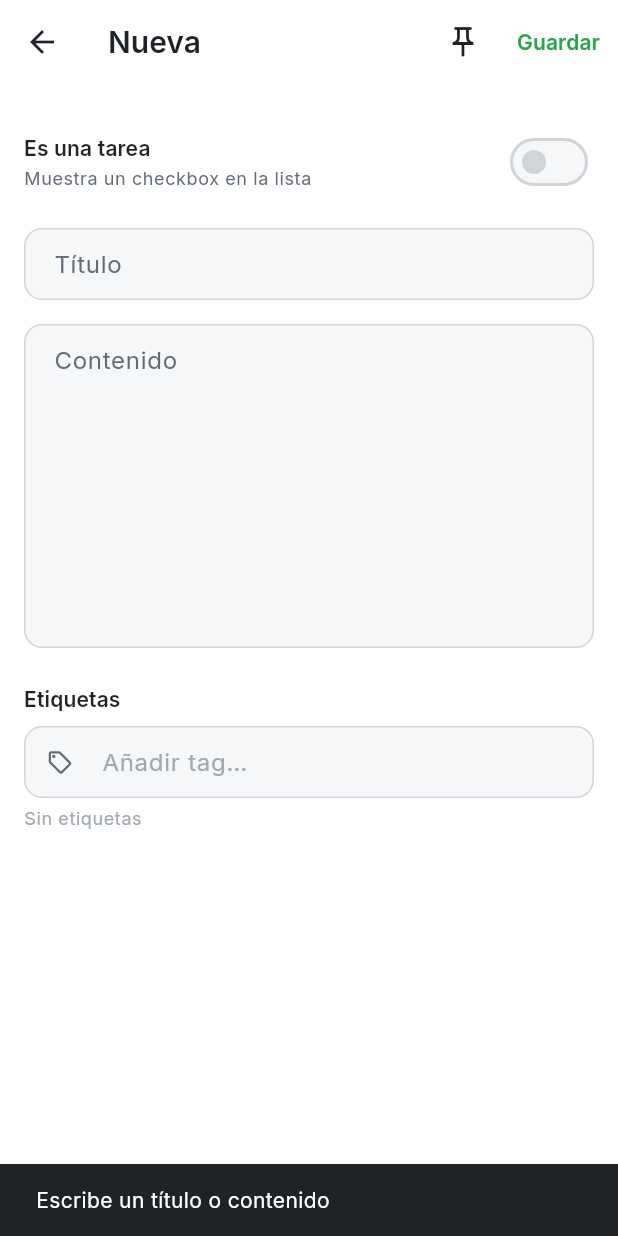
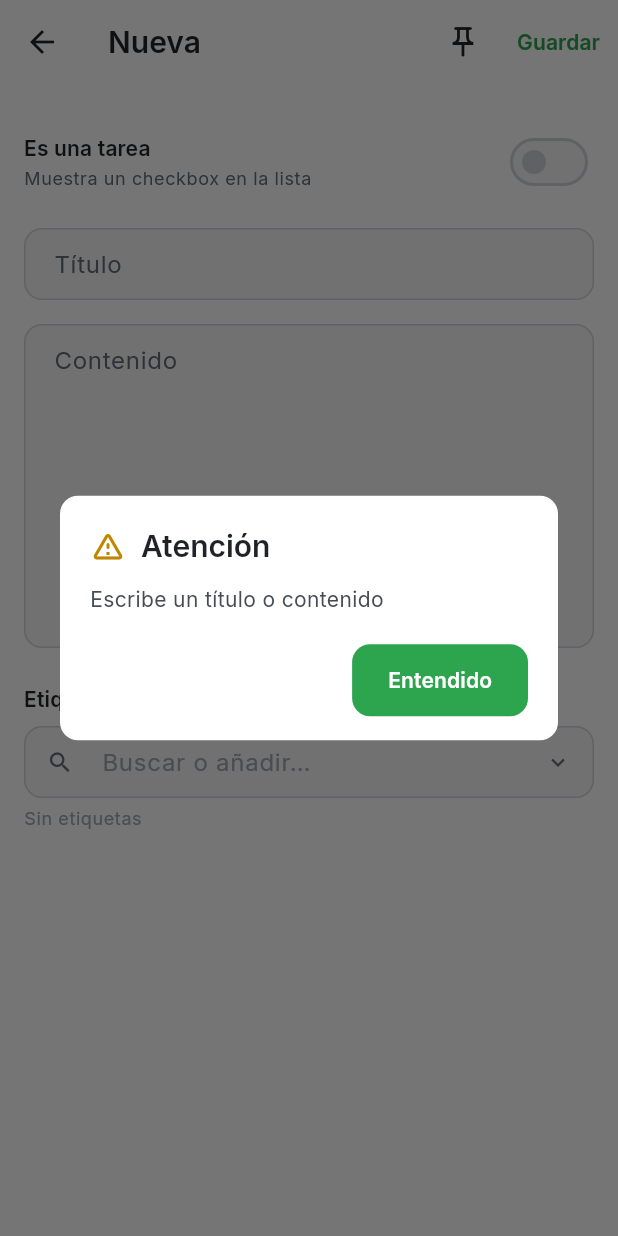
Before and after one commit to KREALIsv/TODO_APP, a Flutter app: the NoteEditorScreen screen opened directly, after a tap on "Guardar", on a phone screen of 412 x 824 dp. Run offline on Flutter 3.47's test engine with Material 3 defaults, Android fonts, the phone set to English and light mode, and no system bars; our stand-ins replace hive_flutter; accounts and stored records are empty; statements that could not run were skipped.

Commit message:
Add persistent tag catalog and reusable searchable dropdown.
Seed default categories on startup, grow the catalog when tags are created, and centralize AppAlerts plus SearchableDropdown for reuse across features.

```diff
--- /dev/null
+++ b/lib/features/notes/data/tags_repository.dart
@@ -0,0 +1,89 @@
+import 'package:flutter/foundation.dart';
+import 'package:hive_flutter/hive_flutter.dart';
+
+import '../domain/default_tags.dart';
+
+/// Catálogo persistente de etiquetas/categorías.
+///
+/// Independiente de las notas: las defaults viven aunque nadie las use aún,
+/// y las nuevas se acumulan al crearlas. Deja API lista para una pantalla
+/// de mantenimiento (listar / renombrar / eliminar).
+class TagsRepository {
+  TagsRepository._();
+
+  static final TagsRepository instance = TagsRepository._();
+
+  static const String _boxName = 'tags';
+  static const String _namesKey = 'names';
+
+  late Box<dynamic> _box;
+
+  Future<void> init() async {
+    _box = await Hive.openBox<dynamic>(_boxName);
+    await ensureDefaults();
+  }
+
+  /// For tests: inject an already-opened box.
+  @visibleForTesting
+  Future<void> initWithBox(Box<dynamic> box) async {
+    _box = box;
+    await ensureDefaults();
+  }
+
+  ValueListenable<Box<dynamic>> listenable() => _box.listenable();
+
+  List<String> getAll() {
+    final raw = _box.get(_namesKey);
+    if (raw is! List) return const [];
+    return raw
+        .map((e) => e.toString().trim())
+        .where((e) => e.isNotEmpty)
+        .toList(growable: false);
+  }
+
+  Set<String> getAllAsSet() => getAll().toSet();
+
+  /// Inserta defaults que aún no existan (no borra las del usuario).
+  Future<void> ensureDefaults() async {
+    await ensureTags(kDefaultTags);
+  }
+
+  /// Añade nombres al catálogo si no existen (comparación case-insensitive).
+  /// Conserva el display del primer uso.
+  Future<void> ensureTags(Iterable<String> names) async {
+    final current = getAll().toList();
+    final lower = {for (final t in current) t.toLowerCase()};
+    var changed = false;
+
+    for (final raw in names) {
+      final name = raw.trim();
+      if (name.isEmpty) continue;
+      final key = name.toLowerCase();
+      if (lower.contains(key)) continue;
+      current.add(name);
+      lower.add(key);
+      changed = true;
+    }
+
+    if (changed) {
+      await _box.put(_namesKey, current);
+    }
+  }
+
+  Future<void> add(String name) => ensureTags([name]);
+
+  /// Para mantenimiento futuro: elimina del catálogo (no toca notas).
+  Future<void> remove(String name) async {
+    final key = name.trim().toLowerCase();
+    if (key.isEmpty) return;
+    final next = getAll()
+        .where((t) => t.toLowerCase() != key)
+        .toList(growable: false);
+    await _box.put(_namesKey, next);
+  }
+
+  @visibleForTesting
+  Future<void> clear() async {
+    await _box.clear();
+  }
+}
--- /dev/null
+++ b/lib/features/notes/domain/default_tags.dart
@@ -0,0 +1,10 @@
+/// Categorías/etiquetas sembradas la primera vez que arranca la app.
+/// El catálogo crece después con las que el usuario cree.
+const List<String> kDefaultTags = [
+  'Urgente',
+  'Personal',
+  'Trabajo',
+  'Ideas',
+  'Casa',
+  'Compras',
+];
--- a/lib/features/notes/presentation/note_editor_screen.dart
+++ b/lib/features/notes/presentation/note_editor_screen.dart
@@ -2,7 +2,9 @@ import 'package:flutter/material.dart';
 import 'package:uuid/uuid.dart';
 
 import '../../../global/themes/app_colors.dart';
+import '../../../global/widgets/app_alerts.dart';
 import '../data/notes_repository.dart';
+import '../data/tags_repository.dart';
 import '../domain/note_item.dart';
 import 'widgets/tags_editor.dart';
 
@@ -12,11 +14,13 @@ class NoteEditorScreen extends StatefulWidget {
     this.item,
     this.initialType = NoteType.note,
     this.repository,
+    this.tagsRepository,
   });
 
   final NoteItem? item;
   final NoteType initialType;
   final NotesRepository? repository;
+  final TagsRepository? tagsRepository;
 
   @override
   State<NoteEditorScreen> createState() => _NoteEditorScreenState();
@@ -32,6 +36,8 @@ class _NoteEditorScreenState extends State<NoteEditorScreen> {
   static const _uuid = Uuid();
 
   NotesRepository get _repo => widget.repository ?? NotesRepository.instance;
+  TagsRepository get _tagsRepo =>
+      widget.tagsRepository ?? TagsRepository.instance;
 
   bool get _isEditing => widget.item != null;
 
@@ -59,14 +65,19 @@ class _NoteEditorScreenState extends State<NoteEditorScreen> {
     final body = _bodyController.text.trim();
 
     if (title.isEmpty && body.isEmpty) {
-      ScaffoldMessenger.of(context).showSnackBar(
-        const SnackBar(content: Text('Escribe un título o contenido')),
+      await AppAlerts.show(
+        context,
+        message: 'Escribe un título o contenido',
+        type: AppAlertType.warning,
       );
       return;
     }
 
     final now = DateTime.now();
     final existing = widget.item;
+
+    // El catálogo crece con cada etiqueta nueva al guardar.
+    await _tagsRepo.ensureTags(_tags);
 
     if (existing == null) {
       await _repo.add(
@@ -104,25 +115,15 @@ class _NoteEditorScreenState extends State<NoteEditorScreen> {
     final item = widget.item;
     if (item == null) return;
 
-    final confirmed = await showDialog<bool>(
-      context: context,
-      builder: (context) => AlertDialog(
-        title: const Text('Eliminar'),
-        content: const Text('¿Seguro que quieres eliminar esta nota?'),
-        actions: [
-          TextButton(
-            onPressed: () => Navigator.pop(context, false),
-            child: const Text('Cancelar'),
-          ),
-          FilledButton(
-            onPressed: () => Navigator.pop(context, true),
-            child: const Text('Eliminar'),
-          ),
-        ],
-      ),
+    final confirmed = await AppAlerts.confirm(
+      context,
+      title: 'Eliminar',
+      message: '¿Seguro que quieres eliminar esta nota?',
+      confirmLabel: 'Eliminar',
+      isDestructive: true,
     );
 
-    if (confirmed != true) return;
+    if (!confirmed) return;
     await _repo.delete(item.id);
     if (!mounted) return;
     Navigator.of(context).pop();
@@ -207,7 +208,10 @@ class _NoteEditorScreenState extends State<NoteEditorScreen> {
           const SizedBox(height: 24),
           TagsEditor(
             tags: _tags,
-            suggestions: _repo.getAllTags(),
+            suggestions: {
+              ..._tagsRepo.getAllAsSet(),
+              ..._repo.getAllTags(),
+            },
             onChanged: (tags) => setState(() => _tags = tags),
           ),
         ],
--- a/lib/features/notes/presentation/widgets/tags_editor.dart
+++ b/lib/features/notes/presentation/widgets/tags_editor.dart
@@ -1,65 +1,57 @@
 import 'package:flutter/material.dart';
 
 import '../../../../global/themes/app_colors.dart';
+import '../../../../global/widgets/app_alerts.dart';
+import '../../../../global/widgets/searchable_dropdown.dart';
 import 'tag_pill.dart';
 
-class TagsEditor extends StatefulWidget {
+/// Editor de etiquetas sobre [SearchableDropdown] compartido.
+class TagsEditor extends StatelessWidget {
   const TagsEditor({
     super.key,
     required this.tags,
     required this.suggestions,
     required this.onChanged,
     this.maxTags = 10,
+    this.pageSize = 8,
   });
 
   final List<String> tags;
   final Set<String> suggestions;
   final ValueChanged<List<String>> onChanged;
   final int maxTags;
+  final int pageSize;
 
-  @override
-  State<TagsEditor> createState() => _TagsEditorState();
-}
-
-class _TagsEditorState extends State<TagsEditor> {
-  int _autocompleteKey = 0;
-
-  void _tryAdd(String raw) {
+  void _tryAdd(BuildContext context, String raw) {
     final trimmed = raw.trim();
     if (trimmed.isEmpty) return;
 
-    if (widget.tags.length >= widget.maxTags) {
-      ScaffoldMessenger.of(context).showSnackBar(
-        const SnackBar(content: Text('Máximo 10 etiquetas')),
+    if (tags.length >= maxTags) {
+      AppAlerts.show(
+        context,
+        message: 'Máximo $maxTags etiquetas',
+        type: AppAlertType.warning,
       );
       return;
     }
 
-    final exists = widget.tags.any(
+    final exists = tags.any(
       (tag) => tag.toLowerCase() == trimmed.toLowerCase(),
     );
-    if (exists) {
-      setState(() => _autocompleteKey++);
-      return;
-    }
+    if (exists) return;
 
-    widget.onChanged([...widget.tags, trimmed]);
-    setState(() => _autocompleteKey++);
+    onChanged([...tags, trimmed]);
   }
 
   void _remove(String tag) {
-    widget.onChanged(widget.tags.where((t) => t != tag).toList());
+    onChanged(tags.where((t) => t != tag).toList());
   }
 
-  Iterable<String> _optionsFor(String query) {
-    final existing = widget.tags.map((t) => t.toLowerCase()).toSet();
-    final q = query.trim().toLowerCase();
-    final list = widget.suggestions
+  Set<String> get _availableSuggestions {
+    final existing = tags.map((t) => t.toLowerCase()).toSet();
+    return suggestions
         .where((s) => !existing.contains(s.toLowerCase()))
-        .where((s) => q.isEmpty || s.toLowerCase().contains(q))
-        .toList()
-      ..sort((a, b) => a.toLowerCase().compareTo(b.toLowerCase()));
-    return list;
+        .toSet();
   }
 
   @override
@@ -71,13 +63,13 @@ class _TagsEditorState extends State<TagsEditor> {
       children: [
         Text('Etiquetas', style: textTheme.labelLarge),
         const SizedBox(height: 8),
-        if (widget.tags.isNotEmpty)
+        if (tags.isNotEmpty)
           Padding(
             padding: const EdgeInsets.only(bottom: 8),
             child: Wrap(
               spacing: 6,
               runSpacing: 6,
-              children: widget.tags
+              children: tags
                   .map(
                     (tag) => TagPill(
                       label: tag,
@@ -87,64 +79,17 @@ class _TagsEditorState extends State<TagsEditor> {
                   .toList(),
             ),
           ),
-        Autocomplete<String>(
-          key: ValueKey(_autocompleteKey),
-          optionsBuilder: (textEditingValue) {
-            return _optionsFor(textEditingValue.text);
-          },
-          onSelected: _tryAdd,
-          fieldViewBuilder: (
-            context,
-            textController,
-            focusNode,
-            onFieldSubmitted,
-          ) {
-            return TextField(
-              controller: textController,
-              focusNode: focusNode,
-              textInputAction: TextInputAction.done,
-              onSubmitted: (value) {
-                _tryAdd(value);
-                onFieldSubmitted();
-              },
-              decoration: const InputDecoration(
-                hintText: 'Añadir tag…',
-                prefixIcon: Icon(Icons.sell_outlined),
-                isDense: true,
-              ),
-            );
-          },
-          optionsViewBuilder: (context, onSelected, options) {
-            if (options.isEmpty) return const SizedBox.shrink();
-            return Align(
-              alignment: Alignment.topLeft,
-              child: Material(
-                elevation: 4,
-                borderRadius: BorderRadius.circular(8),
-                child: ConstrainedBox(
-                  constraints: const BoxConstraints(
-                    maxHeight: 160,
-                    maxWidth: 280,
-                  ),
-                  child: ListView.builder(
-                    padding: EdgeInsets.zero,
-                    shrinkWrap: true,
-                    itemCount: options.length,
-                    itemBuilder: (context, index) {
-                      final option = options.elementAt(index);
-                      return ListTile(
-                        dense: true,
-                        title: Text(option),
-                        onTap: () => onSelected(option),
-                      );
-                    },
-                  ),
-                ),
-              ),
-            );
-          },
+        SearchableDropdown(
+          options: _availableSuggestions,
+          pageSize: pageSize,
+          hintText: 'Buscar o añadir…',
+          emptyMessage: 'No hay más categorías',
+          noResultsMessage: 'Sin resultados',
+          expandTooltip: 'Ver categorías',
+          createLabelBuilder: (query) => 'Crear "$query"',
+          onSelected: (value) => _tryAdd(context, value),
         ),
-        if (widget.tags.isEmpty)
+        if (tags.isEmpty)
           Padding(
             padding: const EdgeInsets.only(top: 6),
             child: Text(
--- /dev/null
+++ b/lib/global/widgets/app_alerts.dart
@@ -0,0 +1,183 @@
+import 'package:flutter/material.dart';
+
+import '../themes/app_colors.dart';
+import '../themes/tokens.dart';
+
+enum AppAlertType { info, success, warning, error }
+
+/// API centralizado para alertas y confirmaciones modales.
+class AppAlerts {
+  AppAlerts._();
+
+  static Future<void> show(
+    BuildContext context, {
+    required String message,
+    String? title,
+    AppAlertType type = AppAlertType.info,
+    String confirmLabel = 'Entendido',
+  }) {
+    return showDialog<void>(
+      context: context,
+      builder: (dialogContext) => _AppAlertDialog(
+        title: title ?? _defaultTitle(type),
+        message: message,
+        type: type,
+        actions: [
+          FilledButton(
+            onPressed: () => Navigator.of(dialogContext).pop(),
+            child: Text(confirmLabel),
+          ),
+        ],
+      ),
+    );
+  }
+
+  static Future<bool> confirm(
+    BuildContext context, {
+    required String message,
+    String? title,
+    String confirmLabel = 'Confirmar',
+    String cancelLabel = 'Cancelar',
+    bool isDestructive = false,
+  }) async {
+    final result = await showDialog<bool>(
+      context: context,
+      builder: (dialogContext) => _AppAlertDialog(
+        title: title ?? 'Confirmar',
+        message: message,
+        type: isDestructive ? AppAlertType.error : AppAlertType.warning,
+        actions: [
+          TextButton(
+            onPressed: () => Navigator.of(dialogContext).pop(false),
+            child: Text(cancelLabel),
+          ),
+          FilledButton(
+            style: isDestructive
+                ? FilledButton.styleFrom(
+                    backgroundColor: AppColors.error,
+                  )
+                : null,
+            onPressed: () => Navigator.of(dialogContext).pop(true),
+            child: Text(confirmLabel),
+          ),
+        ],
+      ),
+    );
+    return result ?? false;
+  }
+
+  /// Modal con acción secundaria (p. ej. Deshacer) + cierre.
+  static Future<void> showWithAction(
+    BuildContext context, {
+    required String message,
+    required String actionLabel,
+    required VoidCallback onAction,
+    String? title,
+    AppAlertType type = AppAlertType.info,
+    String dismissLabel = 'Cerrar',
+  }) {
+    return showDialog<void>(
+      context: context,
+      builder: (dialogContext) => _AppAlertDialog(
+        title: title ?? _defaultTitle(type),
+        message: message,
+        type: type,
+        actions: [
+          TextButton(
+            onPressed: () {
+              Navigator.of(dialogContext).pop();
+              onAction();
+            },
+            child: Text(actionLabel),
+          ),
+          FilledButton(
+            onPressed: () => Navigator.of(dialogContext).pop(),
+            child: Text(dismissLabel),
+          ),
+        ],
+      ),
+    );
+  }
+
+  static String _defaultTitle(AppAlertType type) {
+    return switch (type) {
+      AppAlertType.info => 'Aviso',
+      AppAlertType.success => 'Listo',
+      AppAlertType.warning => 'Atención',
+      AppAlertType.error => 'Error',
+    };
+  }
+}
+
+class _AppAlertDialog extends StatelessWidget {
+  const _AppAlertDialog({
+    required this.title,
+    required this.message,
+    required this.type,
+    required this.actions,
+  });
+
+  final String title;
+  final String message;
+  final AppAlertType type;
+  final List<Widget> actions;
+
+  IconData get _icon => switch (type) {
+        AppAlertType.info => Icons.info_outline,
+        AppAlertType.success => Icons.check_circle_outline,
+        AppAlertType.warning => Icons.warning_amber_rounded,
+        AppAlertType.error => Icons.error_outline,
+      };
+
+  Color get _accent => switch (type) {
+        AppAlertType.info => AppColors.primary,
+        AppAlertType.success => AppColors.primary,
+        AppAlertType.warning => const Color(0xFFBF8700),
+        AppAlertType.error => AppColors.error,
+      };
+
+  @override
+  Widget build(BuildContext context) {
+    final textTheme = Theme.of(context).textTheme;
+
+    return Dialog(
+      shape: RoundedRectangleBorder(
+        borderRadius: ThemeTokens.borderRadius,
+      ),
+      backgroundColor: AppColors.white,
+      child: Padding(
+        padding: const EdgeInsets.fromLTRB(20, 20, 20, 16),
+        child: Column(
+          mainAxisSize: MainAxisSize.min,
+          crossAxisAlignment: CrossAxisAlignment.stretch,
+          children: [
+            Row(
+              children: [
+                Icon(_icon, color: _accent, size: 24),
+                const SizedBox(width: 10),
+                Expanded(
+                  child: Text(
+                    title,
+                    style: textTheme.headlineSmall,
+                  ),
+                ),
+              ],
+            ),
+            const SizedBox(height: 12),
+            Text(
+              message,
+              style: textTheme.bodyMedium,
+            ),
+            const SizedBox(height: 20),
+            Wrap(
+              alignment: WrapAlignment.end,
+              spacing: 8,
+              runSpacing: 8,
+              children: actions,
+            ),
+          ],
+        ),
+      ),
+    );
+  }
+}
--- /dev/null
+++ b/lib/global/widgets/searchable_dropdown.dart
@@ -0,0 +1,223 @@
+import 'package:flutter/material.dart';
+
+import '../themes/app_colors.dart';
+
+/// Dropdown reutilizable con buscador, altura máxima con scroll y paginación.
+///
+/// Pensado para catálogos (tags, categorías, etc.) en cualquier feature.
+class SearchableDropdown extends StatefulWidget {
+  const SearchableDropdown({
+    super.key,
+    required this.options,
+    required this.onSelected,
+    this.hintText = 'Buscar…',
+    this.pageSize = 8,
+    this.maxHeight = 240,
+    this.allowCreate = true,
+    this.emptyMessage = 'No hay más opciones',
+    this.noResultsMessage = 'Sin resultados',
+    this.loadMoreLabel = 'Ver más',
+    this.createLabelBuilder,
+    this.prefixIcon = const Icon(Icons.search),
+    this.expandTooltip = 'Ver opciones',
+    this.collapseTooltip = 'Cerrar',
+  });
+
+  /// Opciones disponibles (ya filtradas de excluidos por el caller si aplica).
+  final Iterable<String> options;
+
+  /// Se llama al elegir una opción, crear una nueva o enviar el campo.
+  final ValueChanged<String> onSelected;
+
+  final String hintText;
+  final int pageSize;
+  final double maxHeight;
+  final bool allowCreate;
+  final String emptyMessage;
+  final String noResultsMessage;
+  final String loadMoreLabel;
+  final String Function(String query)? createLabelBuilder;
+  final Widget? prefixIcon;
+  final String expandTooltip;
+  final String collapseTooltip;
+
+  @override
+  State<SearchableDropdown> createState() => _SearchableDropdownState();
+}
+
+class _SearchableDropdownState extends State<SearchableDropdown> {
+  final TextEditingController _searchController = TextEditingController();
+  final FocusNode _searchFocus = FocusNode();
+
+  bool _open = false;
+  int _visibleCount = 0;
+
+  @override
+  void initState() {
+    super.initState();
+    _visibleCount = widget.pageSize;
+    _searchFocus.addListener(_onFocusChanged);
+  }
+
+  @override
+  void dispose() {
+    _searchFocus.removeListener(_onFocusChanged);
+    _searchFocus.dispose();
+    _searchController.dispose();
+    super.dispose();
+  }
+
+  void _onFocusChanged() {
+    if (_searchFocus.hasFocus && !_open) {
+      setState(() {
+        _open = true;
+        _visibleCount = widget.pageSize;
+      });
+    }
+  }
+
+  List<String> _filteredOptions() {
+    final q = _searchController.text.trim().toLowerCase();
+    final list = widget.options
+        .where((s) => q.isEmpty || s.toLowerCase().contains(q))
+        .toList()
+      ..sort((a, b) => a.toLowerCase().compareTo(b.toLowerCase()));
+    return list;
+  }
+
+  void _select(String raw) {
+    final trimmed = raw.trim();
+    if (trimmed.isEmpty) return;
+    widget.onSelected(trimmed);
+    _searchController.clear();
+    setState(() => _visibleCount = widget.pageSize);
+  }
+
+  void _toggleOpen() {
+    setState(() {
+      _open = !_open;
+      if (_open) {
+        _visibleCount = widget.pageSize;
+        _searchFocus.requestFocus();
+      } else {
+        _searchFocus.unfocus();
+      }
+    });
+  }
+
+  void _loadMore() {
+    setState(() => _visibleCount += widget.pageSize);
+  }
+
+  String _createLabel(String query) {
+    return widget.createLabelBuilder?.call(query) ?? 'Crear "$query"';
+  }
+
+  @override
+  Widget build(BuildContext context) {
+    final textTheme = Theme.of(context).textTheme;
+    final filtered = _filteredOptions();
+    final visible = filtered.take(_visibleCount).toList();
+    final hasMore = filtered.length > visible.length;
+    final query = _searchController.text.trim();
+    final canCreate = widget.allowCreate &&
+        query.isNotEmpty &&
+        !filtered.any((s) => s.toLowerCase() == query.toLowerCase());
+
+    return Column(
+      crossAxisAlignment: CrossAxisAlignment.stretch,
+      children: [
+        TextField(
+          controller: _searchController,
+          focusNode: _searchFocus,
+          textInputAction: TextInputAction.done,
+          onChanged: (_) {
+            setState(() {
+              _visibleCount = widget.pageSize;
+              _open = true;
+            });
+          },
+          onSubmitted: _select,
+          onTap: () {
+            if (!_open) setState(() => _open = true);
+          },
+          decoration: InputDecoration(
+            hintText: widget.hintText,
+            prefixIcon: widget.prefixIcon,
+            isDense: true,
+            suffixIcon: IconButton(
+              tooltip: _open ? widget.collapseTooltip : widget.expandTooltip,
+              onPressed: _toggleOpen,
+              icon: Icon(_open ? Icons.expand_less : Icons.expand_more),
+            ),
+          ),
+        ),
+        if (_open) ...[
+          const SizedBox(height: 6),
+          Material(
+            elevation: 2,
+            borderRadius: BorderRadius.circular(10),
+            color: Theme.of(context).colorScheme.surface,
+            child: filtered.isEmpty && !canCreate
+                ? SizedBox(
+                    width: double.infinity,
+                    child: Padding(
+                      padding: const EdgeInsets.symmetric(
+                        horizontal: 14,
+                        vertical: 16,
+                      ),
+                      child: Text(
+                        query.isEmpty
+                            ? widget.emptyMessage
+                            : widget.noResultsMessage,
+                        style: textTheme.bodySmall?.copyWith(
+                          color: AppColors.neutral40,
+                        ),
+                      ),
+                    ),
+                  )
+                : Column(
+                    mainAxisSize: MainAxisSize.min,
+                    children: [
+                      ConstrainedBox(
+                        constraints: BoxConstraints(
+                          maxHeight: hasMore
+                              ? widget.maxHeight - 44
+                              : widget.maxHeight,
+                        ),
+                        child: ListView(
+                          padding: const EdgeInsets.symmetric(vertical: 4),
+                          shrinkWrap: true,
+                          children: [
+                            if (canCreate)
+                              ListTile(
+                                dense: true,
+                                leading: const Icon(Icons.add, size: 20),
+                                title: Text(_createLabel(query)),
+                                onTap: () => _select(query),
+                              ),
+                            ...visible.map(
+                              (option) => ListTile(
+                                dense: true,
+                                title: Text(option),
+                                onTap: () => _select(option),
+                              ),
+                            ),
+                          ],
+                        ),
+                      ),
+                      if (hasMore)
+                        TextButton(
+                          onPressed: _loadMore,
+                          child: Text(
+                            '${widget.loadMoreLabel} (${filtered.length - visible.length})',
+                          ),
+                        ),
+                    ],
+                  ),
+          ),
+        ],
+      ],
+    );
+  }
+}
--- a/lib/main.dart
+++ b/lib/main.dart
@@ -3,10 +3,16 @@ import 'package:hive_flutter/hive_flutter.dart';
 
 import 'app/app.dart';
 import 'features/notes/data/notes_repository.dart';
+import 'features/notes/data/tags_repository.dart';
 
 Future<void> main() async {
   WidgetsFlutterBinding.ensureInitialized();
   await Hive.initFlutter();
   await NotesRepository.instance.init();
+  await TagsRepository.instance.init();
+  // Migra tags ya usados en notas al catálogo (instalaciones previas).
+  await TagsRepository.instance.ensureTags(
+    NotesRepository.instance.getAllTags(),
+  );
   runApp(const TodosApp());
 }
```
Also changed, not shown: lib/features/notes/presentation/widgets/note_card.dart (+7 -10 lines), lib/features/notes/presentation/widgets/quick_capture_field.dart (+5 -5 lines), 3 other files.
